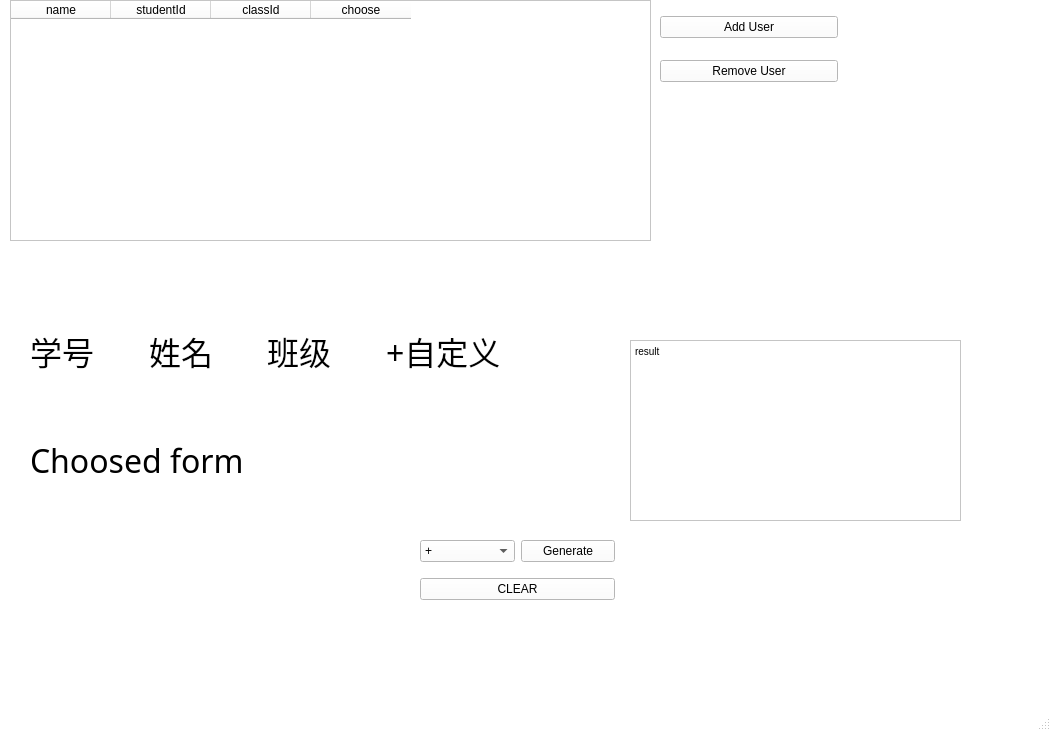
First picture: the form in ui/mainWindow.ui, repository dake0805/ExperimentFileNameGenerater, before the edit.
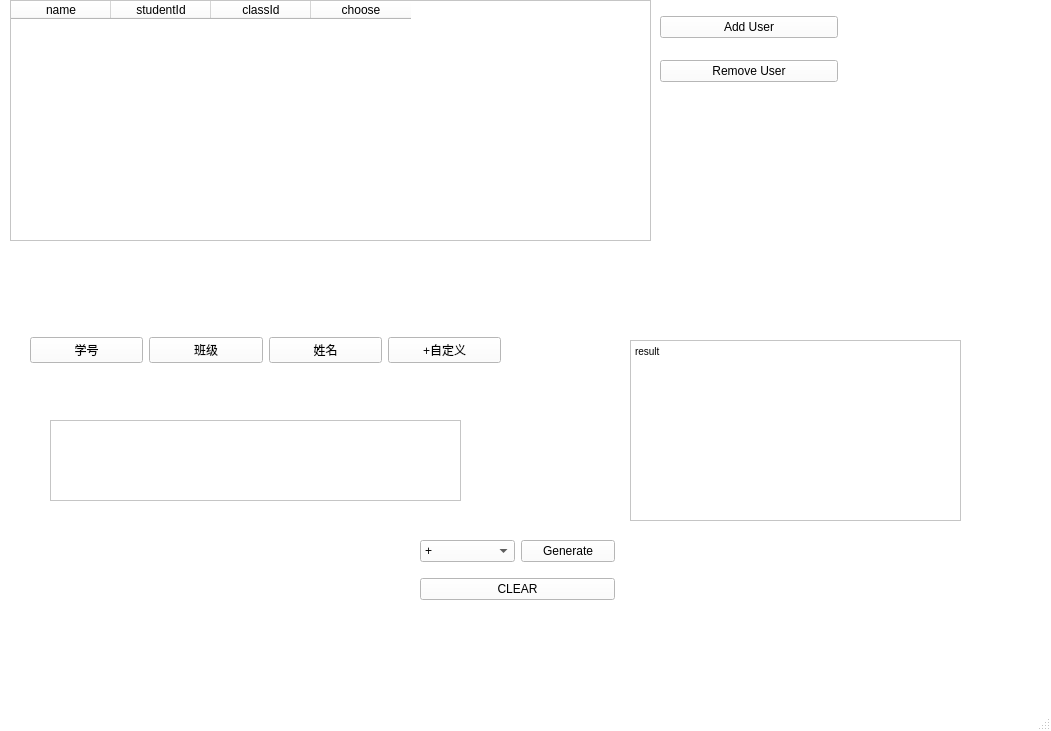
Second picture: the form after the edit.

```diff
--- a/ui/mainWindow.ui
+++ b/ui/mainWindow.ui
@@ -500,13 +500,7 @@
     </property>
     <layout class="QHBoxLayout" name="horizontalLayout">
      <item>
-      <widget class="QLabel" name="label_5">
-       <property name="font">
-        <font>
-         <family>思源黑体 Medium</family>
-         <pointsize>24</pointsize>
-        </font>
-       </property>
+      <widget class="QPushButton" name="choose_studentId">
        <property name="cursor">
         <cursorShape>PointingHandCursor</cursorShape>
        </property>
@@ -516,31 +510,12 @@
       </widget>
      </item>
      <item>
-      <widget class="QLabel" name="label_4">
-       <property name="font">
-        <font>
-         <family>思源黑体 Medium</family>
-         <pointsize>24</pointsize>
-        </font>
-       </property>
+      <widget class="QPushButton" name="choose_classId">
        <property name="cursor">
         <cursorShape>PointingHandCursor</cursorShape>
        </property>
-       <property name="text">
-        <string>姓名</string>
-       </property>
-      </widget>
-     </item>
-     <item>
-      <widget class="QLabel" name="label_3">
-       <property name="font">
-        <font>
-         <family>思源黑体 Medium</family>
-         <pointsize>24</pointsize>
-        </font>
-       </property>
-       <property name="cursor">
-        <cursorShape>PointingHandCursor</cursorShape>
+       <property name="mouseTracking">
+        <bool>false</bool>
        </property>
        <property name="text">
         <string>班级</string>
@@ -548,13 +523,20 @@
       </widget>
      </item>
      <item>
-      <widget class="QLabel" name="label_6">
-       <property name="font">
-        <font>
-         <family>思源黑体 Medium</family>
-         <pointsize>24</pointsize>
-        </font>
+      <widget class="QPushButton" name="choose_name">
+       <property name="cursor">
+        <cursorShape>PointingHandCursor</cursorShape>
        </property>
+       <property name="mouseTracking">
+        <bool>false</bool>
+       </property>
+       <property name="text">
+        <string>姓名</string>
+       </property>
+      </widget>
+     </item>
+     <item>
+      <widget class="QPushButton" name="choose_custom">
        <property name="cursor">
         <cursorShape>PointingHandCursor</cursorShape>
        </property>
@@ -604,27 +586,8 @@
      <string>&lt;!DOCTYPE HTML PUBLIC &quot;-//W3C//DTD HTML 4.0//EN&quot; &quot;http://www.w3.org/TR/REC-html40/strict.dtd&quot;&gt;
 &lt;html&gt;&lt;head&gt;&lt;meta name=&quot;qrichtext&quot; content=&quot;1&quot; /&gt;&lt;style type=&quot;text/css&quot;&gt;
 p, li { white-space: pre-wrap; }
-&lt;/style&gt;&lt;/head&gt;&lt;body style=&quot; font-family:'MS Shell Dlg 2'; font-size:7.8pt; font-weight:400; font-style:normal;&quot;&gt;
-&lt;p style=&quot; margin-top:0px; margin-bottom:0px; margin-left:0px; margin-right:0px; -qt-block-indent:0; text-indent:0px;&quot;&gt;result&lt;/p&gt;&lt;/body&gt;&lt;/html&gt;</string>
-    </property>
-   </widget>
-   <widget class="QLabel" name="label">
-    <property name="geometry">
-     <rect>
-      <x>30</x>
-      <y>430</y>
-      <width>461</width>
-      <height>61</height>
-     </rect>
-    </property>
-    <property name="font">
-     <font>
-      <family>微软雅黑</family>
-      <pointsize>24</pointsize>
-     </font>
-    </property>
-    <property name="text">
-     <string>Choosed form</string>
+&lt;/style&gt;&lt;/head&gt;&lt;body style=&quot; font-family:'MS Shell Dlg 2'; font-size:8.25pt; font-weight:400; font-style:normal;&quot;&gt;
+&lt;p style=&quot; margin-top:0px; margin-bottom:0px; margin-left:0px; margin-right:0px; -qt-block-indent:0; text-indent:0px;&quot;&gt;&lt;span style=&quot; font-size:7.8pt;&quot;&gt;result&lt;/span&gt;&lt;/p&gt;&lt;/body&gt;&lt;/html&gt;</string>
     </property>
    </widget>
    <widget class="QWidget" name="gridLayoutWidget_2">
@@ -687,6 +650,19 @@
      </item>
     </layout>
    </widget>
+   <widget class="QListWidget" name="choose_form">
+    <property name="geometry">
+     <rect>
+      <x>50</x>
+      <y>420</y>
+      <width>411</width>
+      <height>81</height>
+     </rect>
+    </property>
+    <property name="flow">
+     <enum>QListView::LeftToRight</enum>
+    </property>
+   </widget>
   </widget>
   <widget class="QMenuBar" name="menubar">
    <property name="geometry">
```
Left out of the diff: 8 changed lines with no effect on the pictures.
